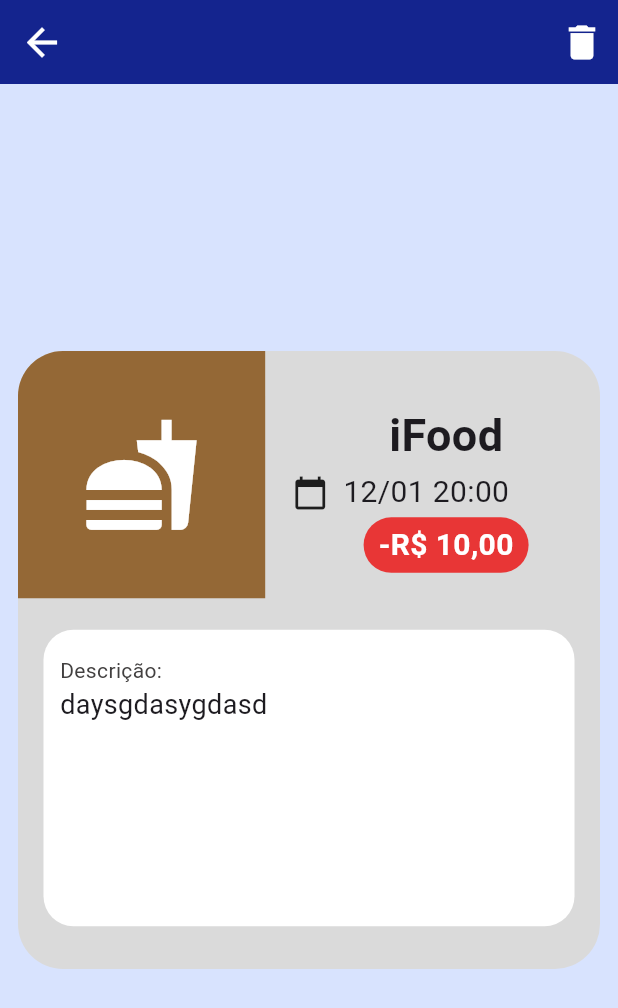
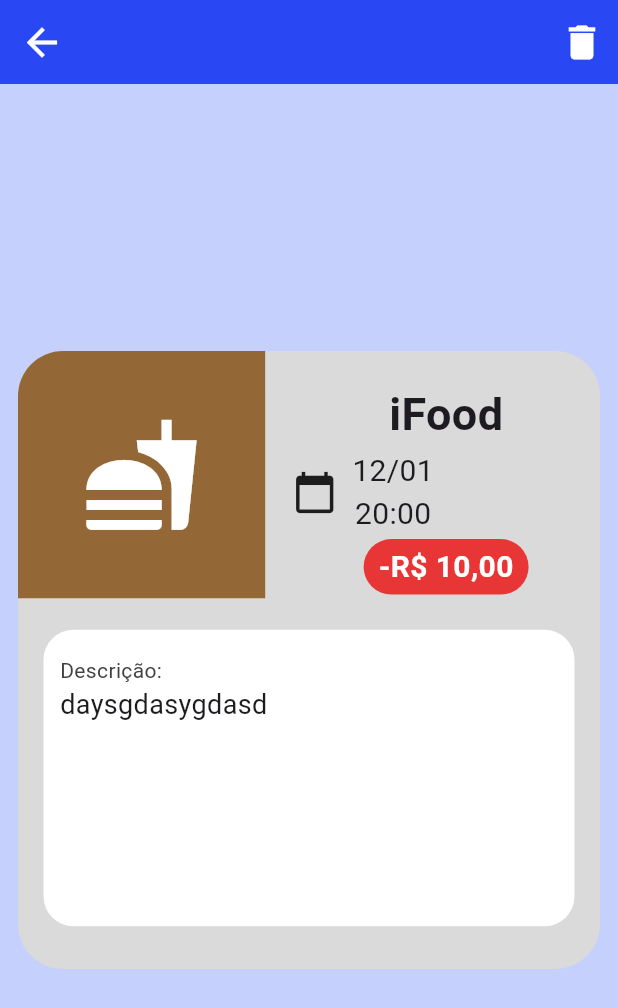
Before and after one commit to CaueCF/meudin, a Flutter app: the screen it shows after launch, after a tap on "iFood", on a phone screen of 412 x 824 dp. Shown: the top 1008 px of the screen. Run offline on Flutter 3.47's test engine with Material 2 defaults, Android fonts, the phone set to English and light mode, and no system bars; our stand-ins replace hive, hive_flutter; accounts and stored records are empty.

Commit message:
grandes mudanças
- Atualizações no sistema de cores
- Arrumada a conversão de data, agora a data do lançamento é a do momento de sua criação
- (Em andamento) Mudança da paleta de cores da aplicação

```diff
--- a/lib/assets/colors/my_colors.dart
+++ b/lib/assets/colors/my_colors.dart
@@ -1,28 +1,129 @@
 import 'package:flutter/material.dart';
 
 class MyColor {
-  static const MaterialColor azul = MaterialColor(_primaryAzul, <int, Color>{
-    50: Color(0xFFD8E3FE),
-    100: Color(0xFFD8E3FE),
-    200: Color(0XFFB2C6FE),
-    300: Color(0XFF8BA6FC),
-    400: Color(0XFF6E8CF9),
-    500: Color(_primaryAzul),
-    600: Color(0XFF2E4BD3),
-    700: Color(0XFF1F36B1),
-    800: Color(0xff14248e),
-    900: Color(0XFF0C1876),
-  });
-
-  static const int _primaryAzul = 0XFF3F63F6;
-
-  static const Color gasto = Color(0xFFE83636);
-
-  static const Color ganho = Color(0xFF00FA46);
-
   static const Color entreterimento = Color(0xFF559134);
 
   static const Color comida = Color(0xFF946836);
 
   static const Color salario = Color(0xFF305C83);
+
+//    Vermelho Imperial (gastos)
+
+  static const MaterialColor vermelhoimperial = MaterialColor(_vermelhoimperialPrimaryValue, <int, Color>{
+    50: Color(0xFFFCE7E7),
+    100: Color(0xFFF8C3C3),
+    200: Color(0xFFF49B9B),
+    300: Color(0xFFEF7272),
+    400: Color(0xFFEB5454),
+    500: Color(_vermelhoimperialPrimaryValue),
+    600: Color(0xFFE53030),
+    700: Color(0xFFE22929),
+    800: Color(0xFFDE2222),
+    900: Color(0xFFD81616),
+  });
+  static const int _vermelhoimperialPrimaryValue = 0xFFE83636;
+
+  static const MaterialColor vermelhoimperialAccent = MaterialColor(_vermelhoimperialAccentValue, <int, Color>{
+    100: Color(0xFFFFFFFF),
+    200: Color(_vermelhoimperialAccentValue),
+    400: Color(0xFFFFA3A3),
+    700: Color(0xFFFF8A8A),
+  });
+  static const int _vermelhoimperialAccentValue = 0xFFFFD6D6;
+
+//    Erin  (ganhos)
+
+  static const MaterialColor erin = MaterialColor(_erinPrimaryValue, <int, Color>{
+    50: Color(0xFFE0FEE9),
+    100: Color(0xFFB3FEC8),
+    200: Color(0xFF80FDA3),
+    300: Color(0xFF4DFC7E),
+    400: Color(0xFF26FB62),
+    500: Color(_erinPrimaryValue),
+    600: Color(0xFF00F93F),
+    700: Color(0xFF00F937),
+    800: Color(0xFF00F82F),
+    900: Color(0xFF00F620),
+  });
+  static const int _erinPrimaryValue = 0xFF00FA46;
+
+  static const MaterialColor erinAccent = MaterialColor(_erinAccentValue, <int, Color>{
+    100: Color(0xFFFFFFFF),
+    200: Color(_erinAccentValue),
+    400: Color(0xFFB7FFBC),
+    700: Color(0xFF9DFFA5),
+  });
+  static const int _erinAccentValue = 0xFFEAFFEB;
+
+//    Neon blue
+
+  static const MaterialColor neonblue = MaterialColor(_neonbluePrimaryValue, <int, Color>{
+    50: Color(0xFFE8ECFE),
+    100: Color(0xFFC5D0FC),
+    200: Color(0xFF9FB1FB),
+    300: Color(0xFF7992F9),
+    400: Color(0xFF5C7AF7),
+    500: Color(_neonbluePrimaryValue),
+    600: Color(0xFF395BF5),
+    700: Color(0xFF3151F3),
+    800: Color(0xFF2947F2),
+    900: Color(0xFF1B35EF),
+  });
+  static const int _neonbluePrimaryValue = 0xFF3F63F6;
+
+  static const MaterialColor neonblueAccent = MaterialColor(_neonblueAccentValue, <int, Color>{
+    100: Color(0xFFFFFFFF),
+    200: Color(_neonblueAccentValue),
+    400: Color(0xFFBDC4FF),
+    700: Color(0xFFA3ADFF),
+  });
+  static const int _neonblueAccentValue = 0xFFF0F1FF;
+
+//    Isabelline
+
+  static const MaterialColor caribeancurrent = MaterialColor(_caribeancurrentPrimaryValue, <int, Color>{
+    50: Color(0xFFE3ECEC),
+    100: Color(0xFFB9CFD1),
+    200: Color(0xFF8AB0B2),
+    300: Color(0xFF5B9093),
+    400: Color(0xFF38787B),
+    500: Color(_caribeancurrentPrimaryValue),
+    600: Color(0xFF12585C),
+    700: Color(0xFF0F4E52),
+    800: Color(0xFF0C4448),
+    900: Color(0xFF063336),
+  });
+  static const int _caribeancurrentPrimaryValue = 0xFF156064;
+
+  static const MaterialColor caribeancurrentAccent = MaterialColor(_caribeancurrentAccentValue, <int, Color>{
+    100: Color(0xFF6FF4FF),
+    200: Color(_caribeancurrentAccentValue),
+    400: Color(0xFF09EBFF),
+    700: Color(0xFF00DBEE),
+  });
+  static const int _caribeancurrentAccentValue = 0xFF3CF0FF;
+
+//    Reseda Green
+
+  static const MaterialColor resedagreen = MaterialColor(_resedagreenPrimaryValue, <int, Color>{
+    50: Color(0xFFEFEEEB),
+    100: Color(0xFFD7D5CE),
+    200: Color(0xFFBCBAAE),
+    300: Color(0xFFA19E8D),
+    400: Color(0xFF8D8974),
+    500: Color(_resedagreenPrimaryValue),
+    600: Color(0xFF716C54),
+    700: Color(0xFF66614A),
+    800: Color(0xFF5C5741),
+    900: Color(0xFF494430),
+  });
+  static const int _resedagreenPrimaryValue = 0xFF79745C;
+
+  static const MaterialColor resedagreenAccent = MaterialColor(_resedagreenAccentValue, <int, Color>{
+    100: Color(0xFFFFEA99),
+    200: Color(_resedagreenAccentValue),
+    400: Color(0xFFFFD533),
+    700: Color(0xFFFFCF1A),
+  });
+  static const int _resedagreenAccentValue = 0xFFFFDF66;
 }
--- a/lib/custom_widgets/balanco.dart
+++ b/lib/custom_widgets/balanco.dart
@@ -19,11 +19,11 @@
     Icon tipoIcon;
 
     if (tipo) {
-      estilo = const TextStyle(color: MyColor.gasto, fontSize: 20);
+      estilo = const TextStyle(color: MyColor.vermelhoimperial, fontSize: 20);
       val = "Gasto";
       tipoIcon = Icon(Icons.keyboard_arrow_down, color: estilo.color);
     } else {
-      estilo = const TextStyle(color: MyColor.ganho, fontSize: 20);
+      estilo = TextStyle(color: MyColor.erin.shade700, fontSize: 20);
       val = "Ganho";
       tipoIcon = Icon(Icons.keyboard_arrow_up, color: estilo.color);
     }
@@ -45,7 +45,7 @@
         //Valor
         Container(
           decoration: BoxDecoration(
-            color: MyColor.azul.shade300,
+            color: Colors.white,
             borderRadius: BorderRadius.circular(20),
           ),
           height: 35,
--- a/lib/custom_widgets/botao.dart
+++ b/lib/custom_widgets/botao.dart
@@ -33,7 +33,7 @@
               onPressed: function,
               style: ElevatedButton.styleFrom(
                 padding: EdgeInsets.zero,
-                backgroundColor: MyColor.azul.shade200,
+                backgroundColor: MyColor.neonblue.shade200,
                 shape: RoundedRectangleBorder(
                   borderRadius: BorderRadius.circular(10),
                 ),
--- a/lib/custom_widgets/card_lancamento.dart
+++ b/lib/custom_widgets/card_lancamento.dart
@@ -60,7 +60,7 @@
                 largura: largura,
                 cor: cor,
                 icone: icone,
-                custo: l.io ? MyColor.ganho : MyColor.gasto,
+                custo: l.io ? MyColor.erin : MyColor.vermelhoimperial,
                 l: l,
               ),
             ),
@@ -167,7 +167,7 @@
         Text(
           l.io ? "" : "- ",
           style: TextStyle(
-            color: l.io ? MyColor.ganho : MyColor.gasto,
+            color: l.io ? MyColor.erin : MyColor.vermelhoimperial,
           ),
         ),
         Text(
@@ -176,7 +176,7 @@
       """
               .trim(),
           style: TextStyle(
-            color: l.io ? MyColor.ganho : MyColor.gasto,
+            color: l.io ? MyColor.erin : MyColor.vermelhoimperial,
           ),
         ),
       ],
--- a/lib/custom_widgets/custom_sliver_app_bar.dart
+++ b/lib/custom_widgets/custom_sliver_app_bar.dart
@@ -49,7 +49,7 @@
           pinned: true,
 
           //Cor
-          backgroundColor: MyColor.azul.shade800,
+          backgroundColor: MyColor.caribeancurrent,
           expandedHeight: widget.altura * (0.32),
 
           //Borda
--- a/lib/custom_widgets/form.dart
+++ b/lib/custom_widgets/form.dart
@@ -1,5 +1,5 @@
 import 'package:flutter/material.dart';
-import 'package:intl/date_symbol_data_file.dart';
+import 'package:intl/date_symbol_data_local.dart';
 import 'package:intl/intl.dart';
 import 'package:meudin/Controllers/home_controller.dart';
 import 'package:meudin/models/lancamento.dart';
@@ -191,10 +191,8 @@
                 child: Center(
                   child: ElevatedButton(
                     onPressed: () {
-                      initializeDateFormatting('pt_br', '').then((_) {
-                        l.data = DateFormat('dd-MM-yyyy hh:mm').format(DateTime.now());
-                      });
-                      print("data: " + l.data);
+                      initializeDateFormatting('pt_BR', null);
+                      l.data = DateFormat('dd/MM hh:mm').format(DateTime.now());
                       // Validate will return true if the form is valid, or
                       // false if the form is invalid.
                       if (_formKey.currentState!.validate()) {
--- a/lib/custom_widgets/menu_botoes.dart
+++ b/lib/custom_widgets/menu_botoes.dart
@@ -57,8 +57,8 @@
 
           //
           Botao(
-            titulo: "-",
-            icone: Icons.wysiwyg,
+            titulo: "Apagar todos",
+            icone: Icons.dangerous_outlined,
             function: () {},
             largura: largura,
             altura: altura,
--- a/lib/custom_widgets/saldo_livre.dart
+++ b/lib/custom_widgets/saldo_livre.dart
@@ -14,7 +14,7 @@
   Widget build(BuildContext context) {
     return Container(
       decoration: BoxDecoration(
-        color: MyColor.azul,
+        color: MyColor.neonblue,
         borderRadius: BorderRadius.circular(20),
       ),
       height: 53,
--- a/lib/main.dart
+++ b/lib/main.dart
@@ -26,7 +26,7 @@
       debugShowCheckedModeBanner: false,
       theme: ThemeData(
         useMaterial3: true,
-        primarySwatch: MyColor.azul,
+        primarySwatch: MyColor.neonblue,
       ),
       home: const MyHomePage(title: 'Pagina inicial'),
     );
--- a/lib/pages/add_page.dart
+++ b/lib/pages/add_page.dart
@@ -12,9 +12,9 @@
   Widget build(BuildContext context) {
     return SafeArea(
       child: Scaffold(
-        backgroundColor: MyColor.azul.shade100,
+        backgroundColor: MyColor.neonblue.shade100,
         appBar: AppBar(
-          backgroundColor: MyColor.azul.shade800,
+          backgroundColor: MyColor.neonblue.shade800,
           iconTheme: const IconThemeData(color: Colors.white, size: 30),
         ),
         body: Center(
@@ -22,7 +22,7 @@
             padding: const EdgeInsets.symmetric(horizontal: 8.0),
             child: Container(
               decoration: BoxDecoration(
-                color: MyColor.azul.shade500,
+                color: MyColor.neonblue.shade500,
                 borderRadius: BorderRadius.circular(20),
               ),
               height: altura * 0.7,
@@ -47,7 +47,7 @@
                           textAlign: TextAlign.center,
                           style: TextStyle(
                             fontSize: 20,
-                            color: MyColor.azul.shade600,
+                            color: MyColor.neonblue.shade600,
                           ),
                         ),
                       ),
--- a/lib/pages/info_page.dart
+++ b/lib/pages/info_page.dart
@@ -32,9 +32,9 @@
     //
     return SafeArea(
       child: Scaffold(
-        backgroundColor: MyColor.azul.shade100,
+        backgroundColor: MyColor.neonblue.shade100,
         appBar: AppBar(
-          backgroundColor: MyColor.azul.shade800,
+          backgroundColor: MyColor.neonblue.shade800,
           iconTheme: const IconThemeData(color: Colors.white, size: 30),
           actions: [
             //
@@ -149,6 +149,8 @@
 
   @override
   Widget build(BuildContext context) {
+    List<String> d = l.data.split(" ");
+
     return Expanded(
       child: Padding(
         padding: const EdgeInsets.only(top: 18.0, left: 18),
@@ -170,17 +172,28 @@
             Row(
               crossAxisAlignment: CrossAxisAlignment.center,
               children: [
-                const Icon(Icons.calendar_today),
+                const Icon(Icons.calendar_today, size: 30),
                 Padding(
                   padding: const EdgeInsets.symmetric(
                     horizontal: 10,
                     vertical: 2,
                   ),
-                  child: Text(
-                    l.data,
-                    style: const TextStyle(
-                      fontSize: 20,
-                    ),
+                  child: Column(
+                    mainAxisAlignment: MainAxisAlignment.center,
+                    children: [
+                      Text(
+                        d.elementAt(0),
+                        style: const TextStyle(
+                          fontSize: 20,
+                        ),
+                      ),
+                      Text(
+                        d.elementAt(1),
+                        style: const TextStyle(
+                          fontSize: 20,
+                        ),
+                      ),
+                    ],
                   ),
                 ),
               ],
--- a/lib/pages/my_home_page.dart
+++ b/lib/pages/my_home_page.dart
@@ -39,7 +39,7 @@
 
     return SafeArea(
       child: Scaffold(
-        backgroundColor: MyColor.azul.shade100,
+        backgroundColor: MyColor.caribeancurrent.shade50,
         body: CustomScrollView(
           slivers: <Widget>[
             CustomSliverAppBar(altura: altura, largura: largura),
```
